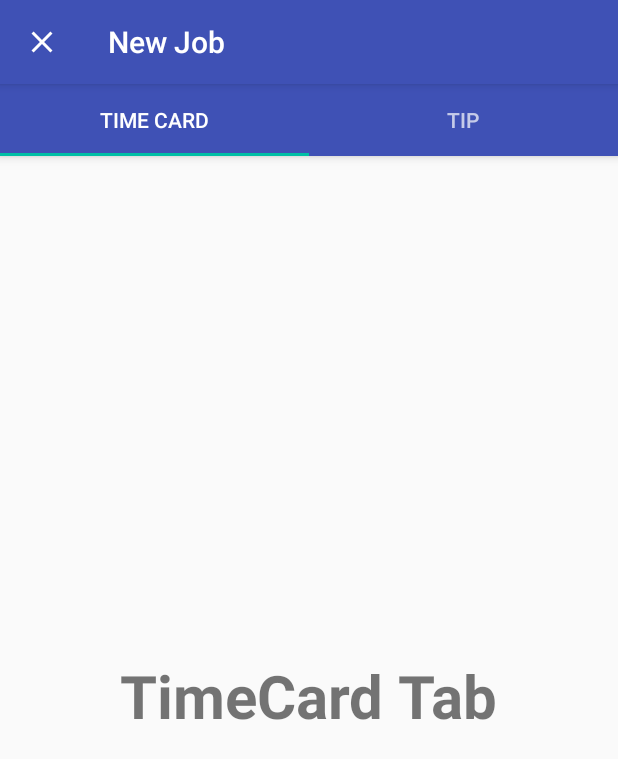
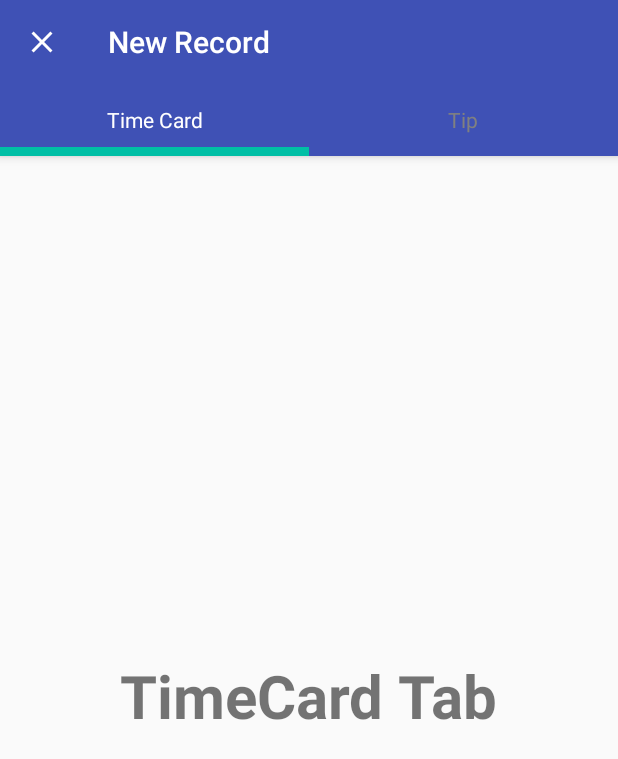
Before and after one commit to mjm128/CPSC499, an Android app: the CreateRecordActivity screen opened directly, with no data from a screen before it, on a phone screen of 412 x 824 dp. Shown: the top 759 px of the screen. Run offline under Robolectric (Android 15) with nearby library versions, the phone set to English and light mode, and no system bars.

Commit message:
Change Some Tab Styling and Title
Fixed the title to say "New Record" and change the sizing and made the
tab bar flat.

```diff
--- a/app/src/main/java/micahsquad/com/worklogassistant/CreateRecordActivity.java
+++ b/app/src/main/java/micahsquad/com/worklogassistant/CreateRecordActivity.java
@@ -29,7 +29,8 @@ public class CreateRecordActivity extends AppCompatActivity {
         super.onCreate(savedInstanceState);
         setContentView(R.layout.activity_create_record);
 
-        getSupportActionBar().setTitle("New Job");
+        getSupportActionBar().setTitle("New Record");
+        getSupportActionBar().setElevation(0);
         getSupportActionBar().setHomeButtonEnabled(true);;
 
         getSupportActionBar().setDisplayHomeAsUpEnabled(true);
--- a/app/src/main/res/layout/activity_create_record.xml
+++ b/app/src/main/res/layout/activity_create_record.xml
@@ -13,7 +13,10 @@
             android:layout_width="match_parent"
             android:layout_height="wrap_content"
             app:tabMode="fixed"
-            app:tabGravity="fill"/>
+            app:tabGravity="fill"
+            app:tabIndicatorHeight="6dp"
+            app:tabTextAppearance="@android:style/TextAppearance.Widget.TabWidget"/>
+
     </android.support.design.widget.AppBarLayout>
 
     <android.support.v4.view.ViewPager
--- a/app/src/main/res/values-v21/styles.xml
+++ b/app/src/main/res/values-v21/styles.xml
@@ -6,4 +6,5 @@
         <item name="android:windowDrawsSystemBarBackgrounds">true</item>
         <item name="android:statusBarColor">@android:color/transparent</item>
     </style>
+
 </resources>
```
